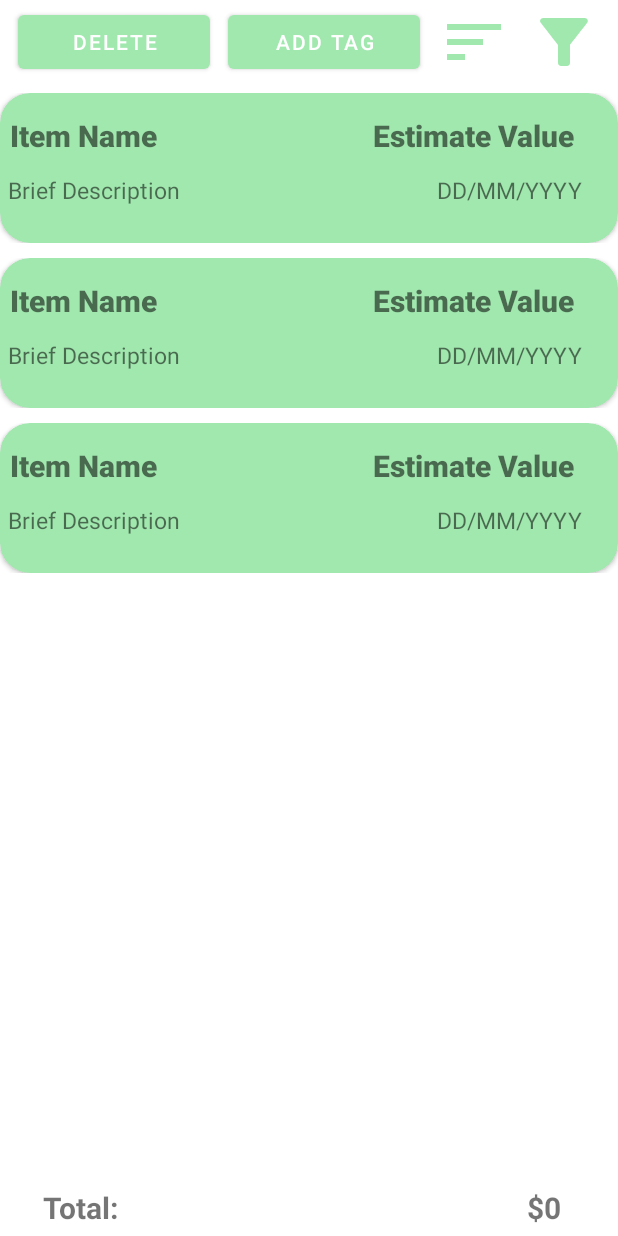
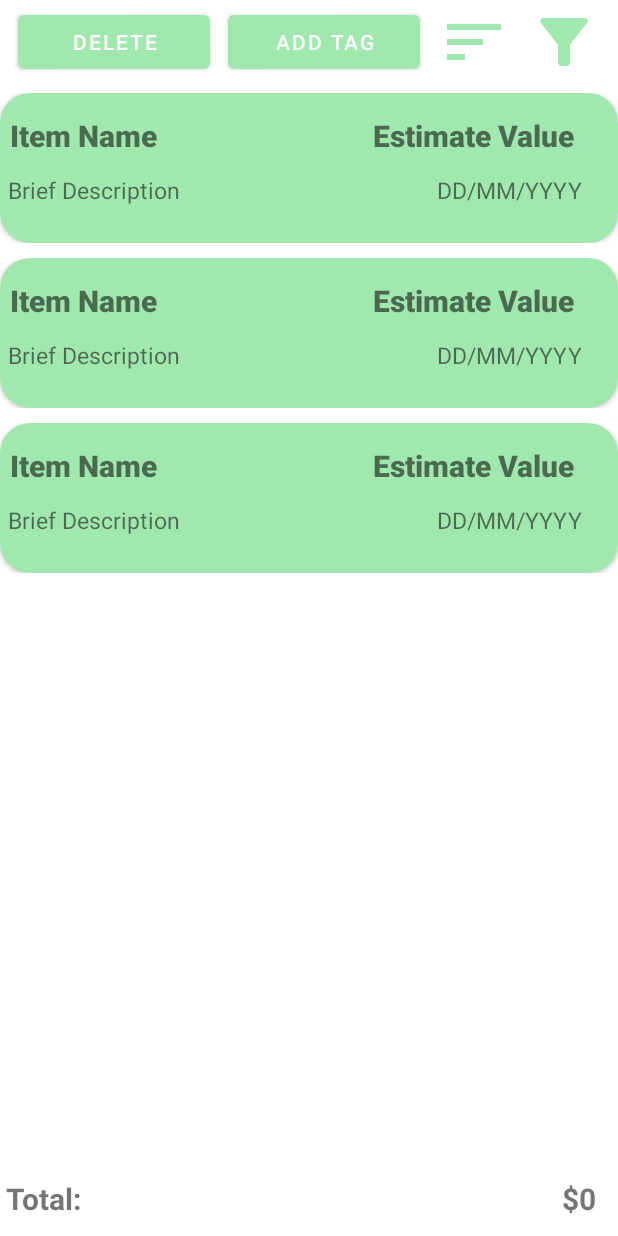
Before and after one commit to CMPUT301F23T20/JavaJeniuses, an Android app: the layout fragment_home.xml on its own in the app's theme, with its tools: preview values and no code run, on a phone screen of 412 x 824 dp. Run offline under Robolectric (Android 15) with nearby library versions, the phone set to English and light mode, and no system bars.

Commit message:
home_fragment.xml adjustments, needs to be fixed for total value view

```diff
--- a/InventoryManager/app/src/main/res/layout/fragment_home.xml
+++ b/InventoryManager/app/src/main/res/layout/fragment_home.xml
@@ -68,58 +68,60 @@
     <androidx.constraintlayout.widget.ConstraintLayout
         android:id="@+id/item_list_constraint_layout"
         android:layout_width="match_parent"
-            android:layout_height="0dp"
-            tools:layout_editor_absoluteX="0dp"
-            tools:layout_editor_absoluteY="0dp"
-            app:layout_constraintBottom_toTopOf="@id/totals_constraint_layout"
+        android:layout_height="wrap_content"
         app:layout_constraintEnd_toEndOf="parent"
+        app:layout_constraintHorizontal_bias="0.0"
         app:layout_constraintStart_toStartOf="parent"
         app:layout_constraintTop_toBottomOf="@+id/toolbar_constraint_layout">
 
         <ListView
             android:id="@+id/item_list"
             android:layout_width="match_parent"
-                android:layout_height="wrap_content"
+            android:layout_height="match_parent"
             android:divider="@android:color/transparent"
             android:dividerHeight="10.0sp"
             android:paddingTop="10dp"
+            app:layout_constraintBottom_toBottomOf="parent"
             app:layout_constraintEnd_toEndOf="parent"
             app:layout_constraintHorizontal_bias="0.0"
             app:layout_constraintStart_toStartOf="parent"
             app:layout_constraintTop_toTopOf="parent"
+            app:layout_constraintVertical_bias="0.0"
             tools:listitem="@layout/item_cell"></ListView>
 
     </androidx.constraintlayout.widget.ConstraintLayout>
 
-
     <androidx.constraintlayout.widget.ConstraintLayout
-        android:id="@+id/totals_constraint_layout"
+        android:id="@+id/total_constraint_layout"
         android:layout_width="match_parent"
-        android:layout_height="wrap_content"
+        android:layout_height="50dp"
         app:layout_constraintBottom_toBottomOf="parent"
         app:layout_constraintEnd_toEndOf="parent"
+        app:layout_constraintHorizontal_bias="0.0"
         app:layout_constraintStart_toStartOf="parent"
-        app:layout_constraintTop_toBottomOf="@+id/item_list_constraint_layout">
+        app:layout_constraintTop_toBottomOf="@+id/item_list_constraint_layout"
+        app:layout_constraintVertical_bias="1.0">
 
         <TextView
             android:id="@+id/total_text"
             android:layout_width="wrap_content"
             android:layout_height="wrap_content"
+            android:layout_marginStart="4dp"
+            android:paddingTop="5dp"
+            android:paddingBottom="5dp"
             android:text="@string/total"
             android:textSize="20sp"
             android:textStyle="bold"
-            android:paddingTop="5dp"
-            android:paddingBottom="5dp"
             app:layout_constraintBottom_toBottomOf="parent"
-            app:layout_constraintEnd_toEndOf="parent"
-            app:layout_constraintHorizontal_bias="0.079"
             app:layout_constraintStart_toStartOf="parent"
-            />
+            app:layout_constraintTop_toTopOf="parent"
+            app:layout_constraintVertical_bias="0.507" />
 
         <TextView
             android:id="@+id/total_value"
             android:layout_width="wrap_content"
             android:layout_height="wrap_content"
+            android:layout_marginStart="311dp"
             android:paddingTop="5dp"
             android:paddingBottom="5dp"
             android:text="@string/total_value"
@@ -127,10 +129,10 @@
             android:textStyle="bold"
             app:layout_constraintBottom_toBottomOf="parent"
             app:layout_constraintEnd_toEndOf="parent"
-            app:layout_constraintHorizontal_bias="0.902"
-            app:layout_constraintStart_toStartOf="parent"
-            app:layout_constraintVertical_bias="0.75" />
+            app:layout_constraintHorizontal_bias="0.384"
+            app:layout_constraintStart_toEndOf="@+id/total_text"
+            app:layout_constraintTop_toTopOf="parent" />
+    </androidx.constraintlayout.widget.ConstraintLayout>
+
 
 </androidx.constraintlayout.widget.ConstraintLayout>
-
-</androidx.constraintlayout.widget.ConstraintLayout>
```
Lines whose indentation alone changed are shown as unchanged.
